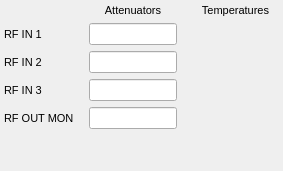
The window that new_look/up_converter.ui (cristinasewell/ATCA_PyDM_Screens) describes before a commit, drawn with Qt 5.
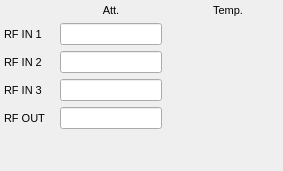
The same window after the commit. Custom widgets are drawn as their Qt base class.

Diff of the .ui file:
```diff
--- a/new_look/up_converter.ui
+++ b/new_look/up_converter.ui
@@ -72,7 +72,7 @@
       <string notr="true"/>
      </property>
      <property name="text">
-      <string>Temperatures</string>
+      <string>Temp.</string>
      </property>
      <property name="alignment">
       <set>Qt::AlignCenter</set>
@@ -148,7 +148,7 @@
       <string notr="true"/>
      </property>
      <property name="text">
-      <string>Attenuators</string>
+      <string>Att.</string>
      </property>
      <property name="alignment">
       <set>Qt::AlignCenter</set>
@@ -343,7 +343,7 @@
       <string notr="true"/>
      </property>
      <property name="text">
-      <string>RF OUT MON</string>
+      <string>RF OUT</string>
      </property>
     </widget>
    </item>
```
